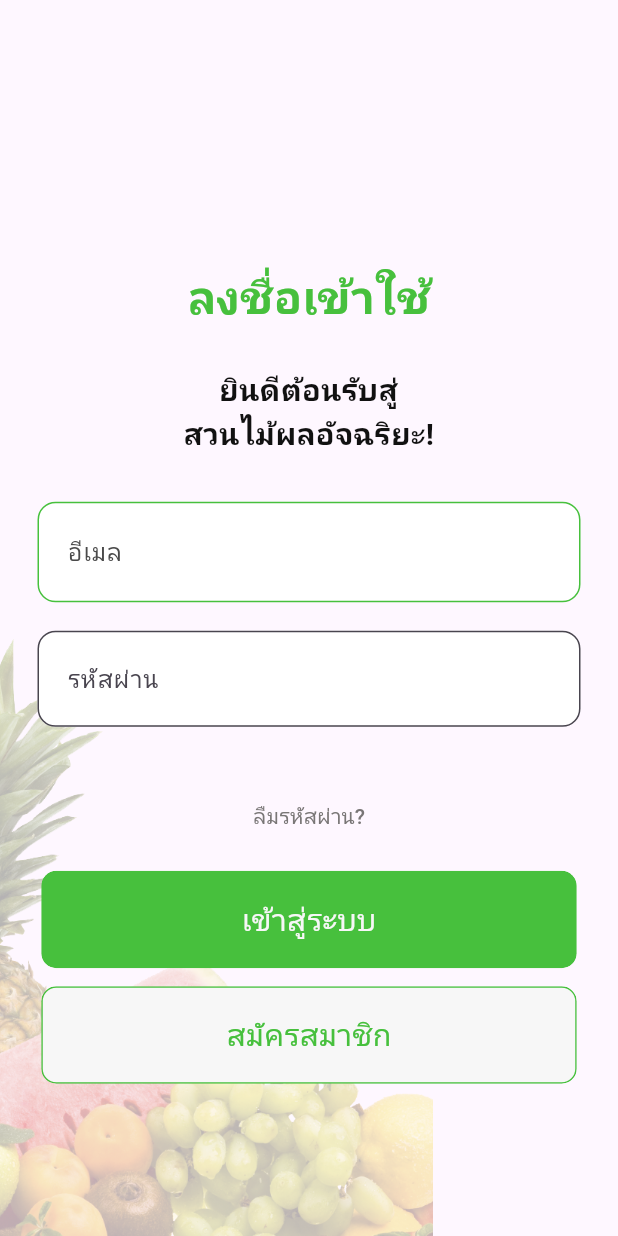
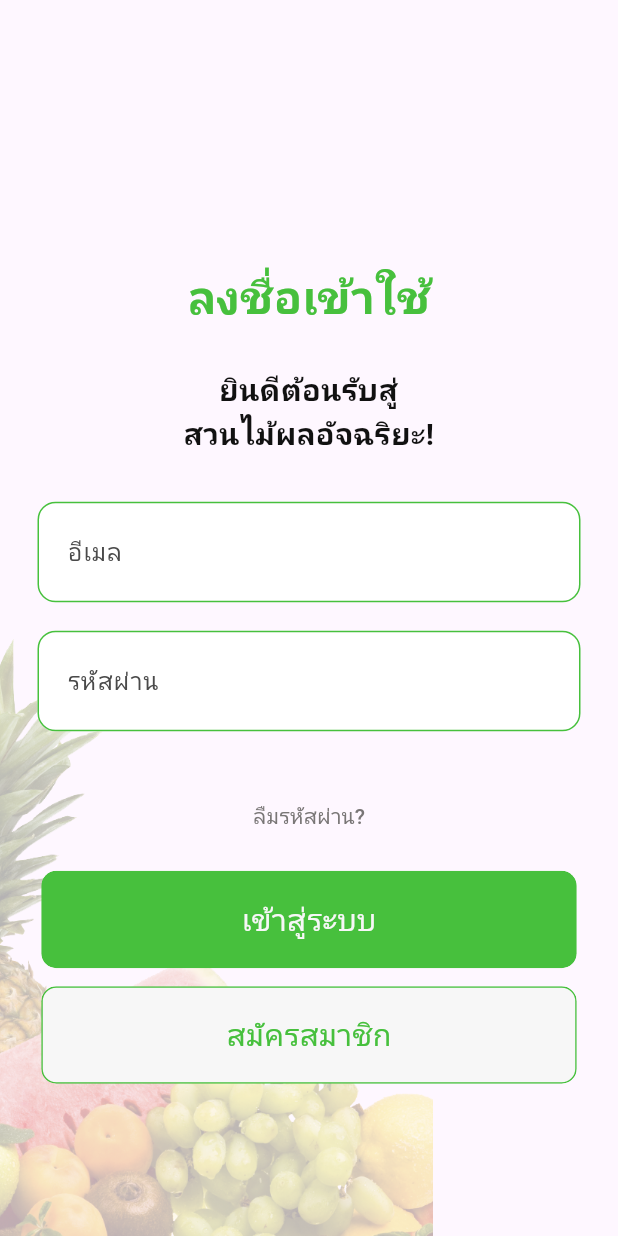
Before and after one commit to Praewawawa/chemicalsprayingchemicalspraying-App, a Flutter app: the LoginPage screen opened by its route, on a phone screen of 412 x 824 dp. Run offline on Flutter 3.47's test engine with Material 3 defaults, Android fonts, the phone set to English and light mode, and no system bars; our stand-ins replace auto_route, flutter_map, google_maps_flutter, latlong2, shared_preferences; missing offline and left inert: mqtt_client; accounts and stored records are empty.

Commit message:
Initial commit

```diff
--- a/lib/screen/login.dart
+++ b/lib/screen/login.dart
@@ -95,24 +95,28 @@ Widget build(BuildContext context) {
                 const SizedBox(height: 16),
 
                 // ✅ Password Field
+                // ✅ Email Field
                 SizedBox(
                   width: 362,
                   height: 70,
                   child: TextField(
-                    controller: _passwordController,
-                    obscureText: true,
+                    controller: _emailController,
                     decoration: InputDecoration(
-                      hintText: 'รหัสผ่าน',
-                      suffixText: 'ลืมรหัสผ่าน',
-                      suffixStyle: const TextStyle(color: Colors.grey),
+                      labelText: 'รหัสผ่าน',
+                      labelStyle: const TextStyle(color: grayColor, fontSize: 16),
                       contentPadding: const EdgeInsets.symmetric(horizontal: 16, vertical: 20),
                       filled: true, // ✅ เพิ่มเติม
                       fillColor: Colors.white, // ✅ สีพื้นหลังไม่โปร่ง
-                      border: OutlineInputBorder(
+                      enabledBorder: OutlineInputBorder(
+                        borderSide: const BorderSide(color: mainColor),
+                        borderRadius: BorderRadius.circular(12.0),
+                      ),
+                      focusedBorder: OutlineInputBorder(
+                        borderSide: const BorderSide(color: mainColor, width: 2),
                         borderRadius: BorderRadius.circular(12.0),
                       ),
                     ),
-                    style: const TextStyle(fontSize: 16),
+                    style: const TextStyle(fontSize: 18),
                   ),
                 ),
 
```
